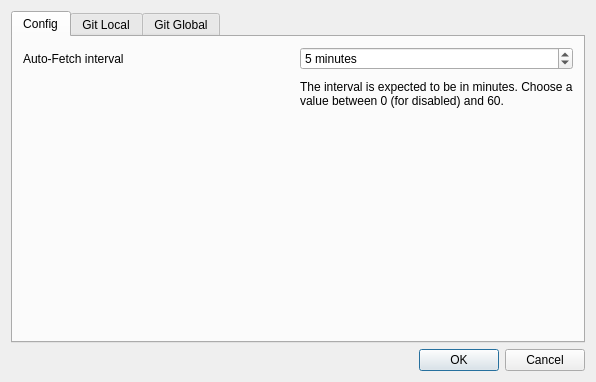
The window that src/aux_widgets/RepoConfigDlg.ui (francescmm/GitQlient) describes before a commit, drawn with Qt 5.
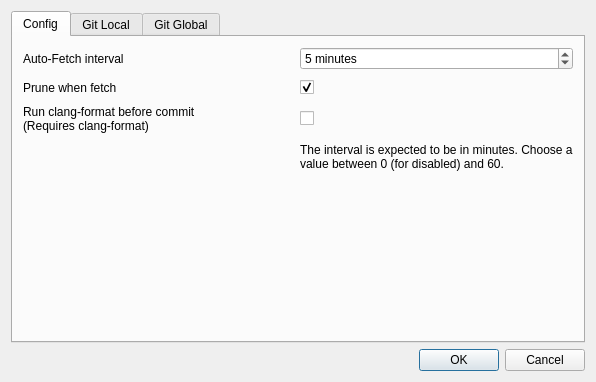
The same window after the commit. Icons and pictures are not drawn.

Commit message: Adding more options to repo settings

```diff
--- a/src/aux_widgets/RepoConfigDlg.ui
+++ b/src/aux_widgets/RepoConfigDlg.ui
@@ -43,7 +43,20 @@
        <property name="spacing">
         <number>10</number>
        </property>
-       <item row="1" column="1">
+       <item row="5" column="1">
+        <spacer name="verticalSpacer">
+         <property name="orientation">
+          <enum>Qt::Vertical</enum>
+         </property>
+         <property name="sizeHint" stdset="0">
+          <size>
+           <width>20</width>
+           <height>40</height>
+          </size>
+         </property>
+        </spacer>
+       </item>
+       <item row="3" column="1">
         <widget class="QLabel" name="label_3">
          <property name="text">
           <string>The interval is expected to be in minutes. Choose a value between 0 (for disabled) and 60.</string>
@@ -66,18 +79,22 @@
          </property>
         </widget>
        </item>
-       <item row="3" column="1">
-        <spacer name="verticalSpacer">
-         <property name="orientation">
-          <enum>Qt::Vertical</enum>
+       <item row="1" column="1">
+        <widget class="QCheckBox" name="pruneOnFetch">
+         <property name="text">
+          <string/>
          </property>
-         <property name="sizeHint" stdset="0">
-          <size>
-           <width>20</width>
-           <height>40</height>
-          </size>
+         <property name="checked">
+          <bool>true</bool>
          </property>
-        </spacer>
+        </widget>
+       </item>
+       <item row="1" column="0">
+        <widget class="QLabel" name="label_2">
+         <property name="text">
+          <string>Prune when fetch</string>
+         </property>
+        </widget>
        </item>
        <item row="0" column="0">
         <widget class="QLabel" name="label">
@@ -86,6 +103,20 @@
          </property>
         </widget>
        </item>
+       <item row="2" column="0">
+        <widget class="QLabel" name="label_4">
+         <property name="text">
+          <string>&lt;html&gt;&lt;head/&gt;&lt;body&gt;&lt;p&gt;Run clang-format before commit&lt;br/&gt;(Requires clang-format)&lt;/p&gt;&lt;/body&gt;&lt;/html&gt;</string>
+         </property>
+        </widget>
+       </item>
+       <item row="2" column="1">
+        <widget class="QCheckBox" name="clangFormat">
+         <property name="text">
+          <string/>
+         </property>
+        </widget>
+       </item>
       </layout>
      </widget>
      <widget class="QWidget" name="tab">
```
The commit also changes 3 other files.
